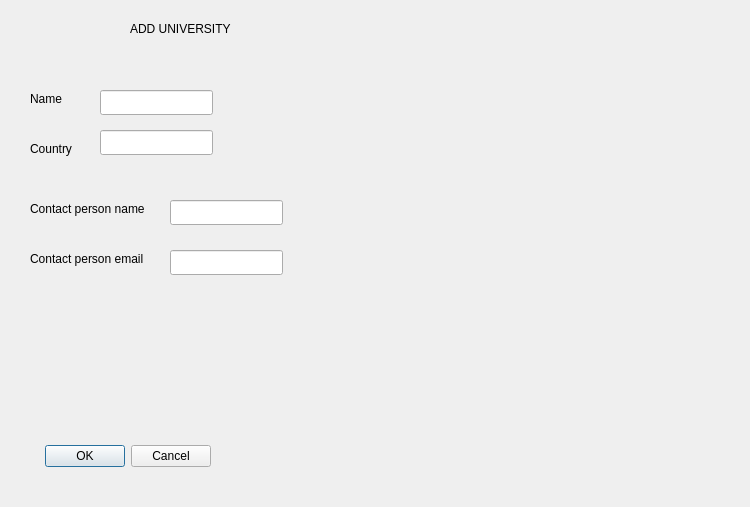
The window that universitydialog.ui (casalete/ErasmusIo) describes before a commit, drawn with Qt 5.
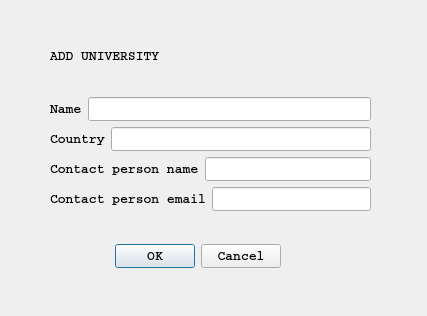
The same window after the commit. Icons and pictures are not drawn.

What changed in the file:
```diff
--- a/universitydialog.ui
+++ b/universitydialog.ui
@@ -6,22 +6,33 @@
    <rect>
     <x>0</x>
     <y>0</y>
-    <width>750</width>
-    <height>507</height>
+    <width>427</width>
+    <height>316</height>
    </rect>
   </property>
   <property name="windowTitle">
    <string>Dialog</string>
   </property>
+  <property name="styleSheet">
+   <string notr="true">background-image: url(:/unic.jpg);</string>
+  </property>
   <widget class="QDialogButtonBox" name="buttonBox">
    <property name="geometry">
     <rect>
-     <x>40</x>
-     <y>440</y>
+     <x>110</x>
+     <y>240</y>
      <width>171</width>
      <height>32</height>
     </rect>
    </property>
+   <property name="font">
+    <font>
+     <family>Courier</family>
+     <pointsize>10</pointsize>
+     <weight>75</weight>
+     <bold>true</bold>
+    </font>
+   </property>
    <property name="orientation">
     <enum>Qt::Horizontal</enum>
    </property>
@@ -29,110 +40,160 @@
     <set>QDialogButtonBox::Cancel|QDialogButtonBox::Ok</set>
    </property>
   </widget>
-  <widget class="QLabel" name="label">
+  <widget class="QWidget" name="">
    <property name="geometry">
     <rect>
-     <x>130</x>
+     <x>50</x>
      <y>20</y>
-     <width>111</width>
-     <height>17</height>
+     <width>321</width>
+     <height>191</height>
     </rect>
+   </property>
+   <layout class="QVBoxLayout" name="verticalLayout_2">
+    <item>
+     <widget class="QLabel" name="label">
+      <property name="font">
+       <font>
+        <family>Courier</family>
+        <pointsize>10</pointsize>
+        <weight>75</weight>
+        <bold>true</bold>
+       </font>
    </property>
    <property name="text">
     <string>ADD UNIVERSITY</string>
    </property>
   </widget>
+    </item>
+    <item>
+     <layout class="QVBoxLayout" name="verticalLayout">
+      <item>
+       <layout class="QHBoxLayout" name="horizontalLayout">
+        <item>
   <widget class="QLabel" name="name">
-   <property name="geometry">
-    <rect>
-     <x>30</x>
-     <y>90</y>
-     <width>54</width>
-     <height>17</height>
-    </rect>
+          <property name="font">
+           <font>
+            <family>Courier</family>
+            <pointsize>10</pointsize>
+            <weight>75</weight>
+            <bold>true</bold>
+           </font>
    </property>
    <property name="text">
     <string>Name</string>
    </property>
   </widget>
+        </item>
+        <item>
+         <widget class="QLineEdit" name="lineEdit_name">
+          <property name="font">
+           <font>
+            <family>Courier</family>
+            <pointsize>10</pointsize>
+            <weight>75</weight>
+            <bold>true</bold>
+           </font>
+          </property>
+         </widget>
+        </item>
+       </layout>
+      </item>
+      <item>
+       <layout class="QHBoxLayout" name="horizontalLayout_2">
+        <item>
   <widget class="QLabel" name="country">
-   <property name="geometry">
-    <rect>
-     <x>30</x>
-     <y>140</y>
-     <width>54</width>
-     <height>17</height>
-    </rect>
+          <property name="font">
+           <font>
+            <family>Courier</family>
+            <pointsize>10</pointsize>
+            <weight>75</weight>
+            <bold>true</bold>
+           </font>
    </property>
    <property name="text">
     <string>Country</string>
    </property>
   </widget>
+        </item>
+        <item>
+         <widget class="QLineEdit" name="lineEdit_country">
+          <property name="font">
+           <font>
+            <family>Courier</family>
+            <pointsize>10</pointsize>
+            <weight>75</weight>
+            <bold>true</bold>
+           </font>
+          </property>
+         </widget>
+        </item>
+       </layout>
+      </item>
+      <item>
+       <layout class="QHBoxLayout" name="horizontalLayout_3">
+        <item>
   <widget class="QLabel" name="contactName">
-   <property name="geometry">
-    <rect>
-     <x>30</x>
-     <y>200</y>
-     <width>131</width>
-     <height>17</height>
-    </rect>
+          <property name="font">
+           <font>
+            <family>Courier</family>
+            <pointsize>10</pointsize>
+            <weight>75</weight>
+            <bold>true</bold>
+           </font>
    </property>
    <property name="text">
     <string>Contact person name</string>
    </property>
   </widget>
+        </item>
+        <item>
+         <widget class="QLineEdit" name="lineEdit_contactName">
+          <property name="font">
+           <font>
+            <family>Courier</family>
+            <pointsize>10</pointsize>
+            <weight>75</weight>
+            <bold>true</bold>
+           </font>
+          </property>
+         </widget>
+        </item>
+       </layout>
+      </item>
+      <item>
+       <layout class="QHBoxLayout" name="horizontalLayout_4">
+        <item>
   <widget class="QLabel" name="contactEmail">
-   <property name="geometry">
-    <rect>
-     <x>30</x>
-     <y>250</y>
-     <width>121</width>
-     <height>17</height>
-    </rect>
+          <property name="font">
+           <font>
+            <family>Courier</family>
+            <pointsize>10</pointsize>
+            <weight>75</weight>
+            <bold>true</bold>
+           </font>
    </property>
    <property name="text">
     <string>Contact person email</string>
    </property>
   </widget>
-  <widget class="QLineEdit" name="lineEdit_name">
-   <property name="geometry">
-    <rect>
-     <x>100</x>
-     <y>90</y>
-     <width>113</width>
-     <height>25</height>
-    </rect>
-   </property>
-  </widget>
-  <widget class="QLineEdit" name="lineEdit_country">
-   <property name="geometry">
-    <rect>
-     <x>100</x>
-     <y>130</y>
-     <width>113</width>
-     <height>25</height>
-    </rect>
-   </property>
-  </widget>
-  <widget class="QLineEdit" name="lineEdit_contactName">
-   <property name="geometry">
-    <rect>
-     <x>170</x>
-     <y>200</y>
-     <width>113</width>
-     <height>25</height>
-    </rect>
-   </property>
-  </widget>
+        </item>
+        <item>
   <widget class="QLineEdit" name="lineEdit_contactEmail">
-   <property name="geometry">
-    <rect>
-     <x>170</x>
-     <y>250</y>
-     <width>113</width>
-     <height>25</height>
-    </rect>
-   </property>
+          <property name="font">
+           <font>
+            <family>Courier</family>
+            <pointsize>10</pointsize>
+            <weight>75</weight>
+            <bold>true</bold>
+           </font>
+          </property>
+         </widget>
+        </item>
+       </layout>
+      </item>
+     </layout>
+    </item>
+   </layout>
   </widget>
  </widget>
  <resources/>
```
Lines whose indentation alone changed are shown as unchanged.
